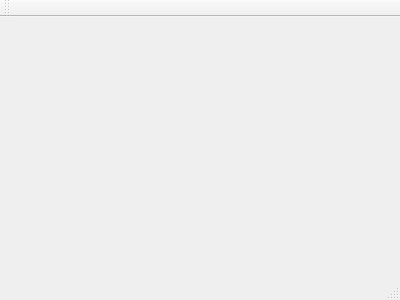
Old version of the form grade_calculator.ui in the repository daynej95/PIC-10C-Assignment-2.
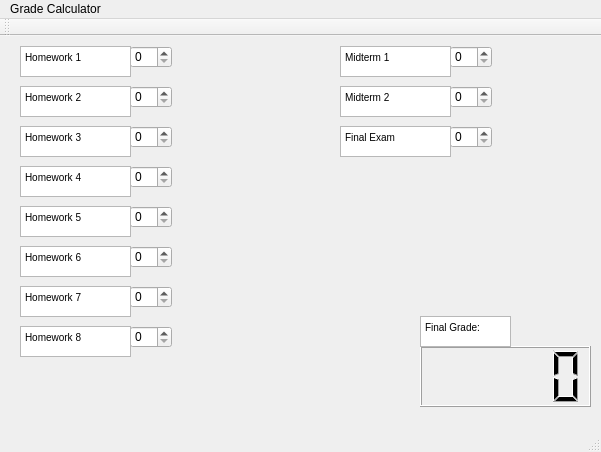
New version of the form.

Commit message:
Updates to grade calculator
Compiles but doesn't work as it should. I'll need to fix it.

What changed in the file:
```diff
--- a/grade_calculator.ui
+++ b/grade_calculator.ui
@@ -1,24 +1,370 @@
 <ui version="4.0">
  <class>grade_calculator</class>
- <widget class="QMainWindow" name="grade_calculator" >
-  <property name="geometry" >
+ <widget class="QMainWindow" name="grade_calculator">
+  <property name="geometry">
    <rect>
     <x>0</x>
     <y>0</y>
-    <width>400</width>
-    <height>300</height>
+    <width>601</width>
+    <height>452</height>
    </rect>
   </property>
   <property name="windowTitle" >
    <string>grade_calculator</string>
   </property>
-  <widget class="QMenuBar" name="menuBar" />
-  <widget class="QToolBar" name="mainToolBar" />
-  <widget class="QWidget" name="centralWidget" />
-  <widget class="QStatusBar" name="statusBar" />
+  <widget class="QWidget" name="centralWidget">
+   <widget class="QSpinBox" name="spinBox_2">
+    <property name="geometry">
+     <rect>
+      <x>130</x>
+      <y>10</y>
+      <width>42</width>
+      <height>22</height>
+     </rect>
+    </property>
+   </widget>
+   <widget class="QLCDNumber" name="lcdNumber">
+    <property name="geometry">
+     <rect>
+      <x>420</x>
+      <y>310</y>
+      <width>171</width>
+      <height>61</height>
+     </rect>
+    </property>
+   </widget>
+   <widget class="QTextEdit" name="textEdit">
+    <property name="geometry">
+     <rect>
+      <x>20</x>
+      <y>10</y>
+      <width>111</width>
+      <height>31</height>
+     </rect>
+    </property>
+    <property name="html">
+     <string>&lt;!DOCTYPE HTML PUBLIC &quot;-//W3C//DTD HTML 4.0//EN&quot; &quot;http://www.w3.org/TR/REC-html40/strict.dtd&quot;&gt;
+&lt;html&gt;&lt;head&gt;&lt;meta name=&quot;qrichtext&quot; content=&quot;1&quot; /&gt;&lt;style type=&quot;text/css&quot;&gt;
+p, li { white-space: pre-wrap; }
+&lt;/style&gt;&lt;/head&gt;&lt;body style=&quot; font-family:'MS Shell Dlg 2'; font-size:7.8pt; font-weight:400; font-style:normal;&quot;&gt;
+&lt;p style=&quot; margin-top:0px; margin-bottom:0px; margin-left:0px; margin-right:0px; -qt-block-indent:0; text-indent:0px;&quot;&gt;Homework 1&lt;/p&gt;&lt;/body&gt;&lt;/html&gt;</string>
+    </property>
+   </widget>
+   <widget class="QSpinBox" name="spinBox_3">
+    <property name="geometry">
+     <rect>
+      <x>130</x>
+      <y>50</y>
+      <width>42</width>
+      <height>22</height>
+     </rect>
+    </property>
+   </widget>
+   <widget class="QTextEdit" name="textEdit_2">
+    <property name="geometry">
+     <rect>
+      <x>20</x>
+      <y>50</y>
+      <width>111</width>
+      <height>31</height>
+     </rect>
+    </property>
+    <property name="html">
+     <string>&lt;!DOCTYPE HTML PUBLIC &quot;-//W3C//DTD HTML 4.0//EN&quot; &quot;http://www.w3.org/TR/REC-html40/strict.dtd&quot;&gt;
+&lt;html&gt;&lt;head&gt;&lt;meta name=&quot;qrichtext&quot; content=&quot;1&quot; /&gt;&lt;style type=&quot;text/css&quot;&gt;
+p, li { white-space: pre-wrap; }
+&lt;/style&gt;&lt;/head&gt;&lt;body style=&quot; font-family:'MS Shell Dlg 2'; font-size:7.8pt; font-weight:400; font-style:normal;&quot;&gt;
+&lt;p style=&quot; margin-top:0px; margin-bottom:0px; margin-left:0px; margin-right:0px; -qt-block-indent:0; text-indent:0px;&quot;&gt;Homework 2&lt;/p&gt;&lt;/body&gt;&lt;/html&gt;</string>
+    </property>
+   </widget>
+   <widget class="QSpinBox" name="spinBox_4">
+    <property name="geometry">
+     <rect>
+      <x>130</x>
+      <y>90</y>
+      <width>42</width>
+      <height>22</height>
+     </rect>
+    </property>
+   </widget>
+   <widget class="QTextEdit" name="textEdit_3">
+    <property name="geometry">
+     <rect>
+      <x>20</x>
+      <y>90</y>
+      <width>111</width>
+      <height>31</height>
+     </rect>
+    </property>
+    <property name="html">
+     <string>&lt;!DOCTYPE HTML PUBLIC &quot;-//W3C//DTD HTML 4.0//EN&quot; &quot;http://www.w3.org/TR/REC-html40/strict.dtd&quot;&gt;
+&lt;html&gt;&lt;head&gt;&lt;meta name=&quot;qrichtext&quot; content=&quot;1&quot; /&gt;&lt;style type=&quot;text/css&quot;&gt;
+p, li { white-space: pre-wrap; }
+&lt;/style&gt;&lt;/head&gt;&lt;body style=&quot; font-family:'MS Shell Dlg 2'; font-size:7.8pt; font-weight:400; font-style:normal;&quot;&gt;
+&lt;p style=&quot; margin-top:0px; margin-bottom:0px; margin-left:0px; margin-right:0px; -qt-block-indent:0; text-indent:0px;&quot;&gt;Homework 3&lt;/p&gt;&lt;/body&gt;&lt;/html&gt;</string>
+    </property>
+   </widget>
+   <widget class="QSpinBox" name="spinBox_5">
+    <property name="geometry">
+     <rect>
+      <x>130</x>
+      <y>130</y>
+      <width>42</width>
+      <height>22</height>
+     </rect>
+    </property>
+   </widget>
+   <widget class="QTextEdit" name="textEdit_4">
+    <property name="geometry">
+     <rect>
+      <x>20</x>
+      <y>130</y>
+      <width>111</width>
+      <height>31</height>
+     </rect>
+    </property>
+    <property name="html">
+     <string>&lt;!DOCTYPE HTML PUBLIC &quot;-//W3C//DTD HTML 4.0//EN&quot; &quot;http://www.w3.org/TR/REC-html40/strict.dtd&quot;&gt;
+&lt;html&gt;&lt;head&gt;&lt;meta name=&quot;qrichtext&quot; content=&quot;1&quot; /&gt;&lt;style type=&quot;text/css&quot;&gt;
+p, li { white-space: pre-wrap; }
+&lt;/style&gt;&lt;/head&gt;&lt;body style=&quot; font-family:'MS Shell Dlg 2'; font-size:7.8pt; font-weight:400; font-style:normal;&quot;&gt;
+&lt;p style=&quot; margin-top:0px; margin-bottom:0px; margin-left:0px; margin-right:0px; -qt-block-indent:0; text-indent:0px;&quot;&gt;Homework 4&lt;/p&gt;&lt;/body&gt;&lt;/html&gt;</string>
+    </property>
+   </widget>
+   <widget class="QSpinBox" name="spinBox_6">
+    <property name="geometry">
+     <rect>
+      <x>130</x>
+      <y>170</y>
+      <width>42</width>
+      <height>22</height>
+     </rect>
+    </property>
+   </widget>
+   <widget class="QTextEdit" name="textEdit_5">
+    <property name="geometry">
+     <rect>
+      <x>20</x>
+      <y>170</y>
+      <width>111</width>
+      <height>31</height>
+     </rect>
+    </property>
+    <property name="html">
+     <string>&lt;!DOCTYPE HTML PUBLIC &quot;-//W3C//DTD HTML 4.0//EN&quot; &quot;http://www.w3.org/TR/REC-html40/strict.dtd&quot;&gt;
+&lt;html&gt;&lt;head&gt;&lt;meta name=&quot;qrichtext&quot; content=&quot;1&quot; /&gt;&lt;style type=&quot;text/css&quot;&gt;
+p, li { white-space: pre-wrap; }
+&lt;/style&gt;&lt;/head&gt;&lt;body style=&quot; font-family:'MS Shell Dlg 2'; font-size:7.8pt; font-weight:400; font-style:normal;&quot;&gt;
+&lt;p style=&quot; margin-top:0px; margin-bottom:0px; margin-left:0px; margin-right:0px; -qt-block-indent:0; text-indent:0px;&quot;&gt;Homework 5&lt;/p&gt;&lt;/body&gt;&lt;/html&gt;</string>
+    </property>
+   </widget>
+   <widget class="QSpinBox" name="spinBox_7">
+    <property name="geometry">
+     <rect>
+      <x>130</x>
+      <y>210</y>
+      <width>42</width>
+      <height>22</height>
+     </rect>
+    </property>
+   </widget>
+   <widget class="QTextEdit" name="textEdit_6">
+    <property name="geometry">
+     <rect>
+      <x>20</x>
+      <y>210</y>
+      <width>111</width>
+      <height>31</height>
+     </rect>
+    </property>
+    <property name="html">
+     <string>&lt;!DOCTYPE HTML PUBLIC &quot;-//W3C//DTD HTML 4.0//EN&quot; &quot;http://www.w3.org/TR/REC-html40/strict.dtd&quot;&gt;
+&lt;html&gt;&lt;head&gt;&lt;meta name=&quot;qrichtext&quot; content=&quot;1&quot; /&gt;&lt;style type=&quot;text/css&quot;&gt;
+p, li { white-space: pre-wrap; }
+&lt;/style&gt;&lt;/head&gt;&lt;body style=&quot; font-family:'MS Shell Dlg 2'; font-size:7.8pt; font-weight:400; font-style:normal;&quot;&gt;
+&lt;p style=&quot; margin-top:0px; margin-bottom:0px; margin-left:0px; margin-right:0px; -qt-block-indent:0; text-indent:0px;&quot;&gt;Homework 6&lt;/p&gt;&lt;/body&gt;&lt;/html&gt;</string>
+    </property>
+   </widget>
+   <widget class="QSpinBox" name="spinBox_8">
+    <property name="geometry">
+     <rect>
+      <x>130</x>
+      <y>250</y>
+      <width>42</width>
+      <height>22</height>
+     </rect>
+    </property>
+   </widget>
+   <widget class="QTextEdit" name="textEdit_7">
+    <property name="geometry">
+     <rect>
+      <x>20</x>
+      <y>250</y>
+      <width>111</width>
+      <height>31</height>
+     </rect>
+    </property>
+    <property name="html">
+     <string>&lt;!DOCTYPE HTML PUBLIC &quot;-//W3C//DTD HTML 4.0//EN&quot; &quot;http://www.w3.org/TR/REC-html40/strict.dtd&quot;&gt;
+&lt;html&gt;&lt;head&gt;&lt;meta name=&quot;qrichtext&quot; content=&quot;1&quot; /&gt;&lt;style type=&quot;text/css&quot;&gt;
+p, li { white-space: pre-wrap; }
+&lt;/style&gt;&lt;/head&gt;&lt;body style=&quot; font-family:'MS Shell Dlg 2'; font-size:7.8pt; font-weight:400; font-style:normal;&quot;&gt;
+&lt;p style=&quot; margin-top:0px; margin-bottom:0px; margin-left:0px; margin-right:0px; -qt-block-indent:0; text-indent:0px;&quot;&gt;Homework 7&lt;/p&gt;&lt;/body&gt;&lt;/html&gt;</string>
+    </property>
+   </widget>
+   <widget class="QSpinBox" name="spinBox_9">
+    <property name="geometry">
+     <rect>
+      <x>130</x>
+      <y>290</y>
+      <width>42</width>
+      <height>22</height>
+     </rect>
+    </property>
+   </widget>
+   <widget class="QTextEdit" name="textEdit_8">
+    <property name="geometry">
+     <rect>
+      <x>20</x>
+      <y>290</y>
+      <width>111</width>
+      <height>31</height>
+     </rect>
+    </property>
+    <property name="html">
+     <string>&lt;!DOCTYPE HTML PUBLIC &quot;-//W3C//DTD HTML 4.0//EN&quot; &quot;http://www.w3.org/TR/REC-html40/strict.dtd&quot;&gt;
+&lt;html&gt;&lt;head&gt;&lt;meta name=&quot;qrichtext&quot; content=&quot;1&quot; /&gt;&lt;style type=&quot;text/css&quot;&gt;
+p, li { white-space: pre-wrap; }
+&lt;/style&gt;&lt;/head&gt;&lt;body style=&quot; font-family:'MS Shell Dlg 2'; font-size:7.8pt; font-weight:400; font-style:normal;&quot;&gt;
+&lt;p style=&quot; margin-top:0px; margin-bottom:0px; margin-left:0px; margin-right:0px; -qt-block-indent:0; text-indent:0px;&quot;&gt;Homework 8&lt;/p&gt;&lt;/body&gt;&lt;/html&gt;</string>
+    </property>
+   </widget>
+   <widget class="QSpinBox" name="spinBox_10">
+    <property name="geometry">
+     <rect>
+      <x>450</x>
+      <y>10</y>
+      <width>42</width>
+      <height>22</height>
+     </rect>
+    </property>
+   </widget>
+   <widget class="QTextEdit" name="textEdit_9">
+    <property name="geometry">
+     <rect>
+      <x>340</x>
+      <y>10</y>
+      <width>111</width>
+      <height>31</height>
+     </rect>
+    </property>
+    <property name="html">
+     <string>&lt;!DOCTYPE HTML PUBLIC &quot;-//W3C//DTD HTML 4.0//EN&quot; &quot;http://www.w3.org/TR/REC-html40/strict.dtd&quot;&gt;
+&lt;html&gt;&lt;head&gt;&lt;meta name=&quot;qrichtext&quot; content=&quot;1&quot; /&gt;&lt;style type=&quot;text/css&quot;&gt;
+p, li { white-space: pre-wrap; }
+&lt;/style&gt;&lt;/head&gt;&lt;body style=&quot; font-family:'MS Shell Dlg 2'; font-size:7.8pt; font-weight:400; font-style:normal;&quot;&gt;
+&lt;p style=&quot; margin-top:0px; margin-bottom:0px; margin-left:0px; margin-right:0px; -qt-block-indent:0; text-indent:0px;&quot;&gt;Midterm 1&lt;/p&gt;&lt;/body&gt;&lt;/html&gt;</string>
+    </property>
+   </widget>
+   <widget class="QSpinBox" name="spinBox_11">
+    <property name="geometry">
+     <rect>
+      <x>450</x>
+      <y>50</y>
+      <width>42</width>
+      <height>22</height>
+     </rect>
+    </property>
+   </widget>
+   <widget class="QTextEdit" name="textEdit_10">
+    <property name="geometry">
+     <rect>
+      <x>340</x>
+      <y>50</y>
+      <width>111</width>
+      <height>31</height>
+     </rect>
+    </property>
+    <property name="html">
+     <string>&lt;!DOCTYPE HTML PUBLIC &quot;-//W3C//DTD HTML 4.0//EN&quot; &quot;http://www.w3.org/TR/REC-html40/strict.dtd&quot;&gt;
+&lt;html&gt;&lt;head&gt;&lt;meta name=&quot;qrichtext&quot; content=&quot;1&quot; /&gt;&lt;style type=&quot;text/css&quot;&gt;
+p, li { white-space: pre-wrap; }
+&lt;/style&gt;&lt;/head&gt;&lt;body style=&quot; font-family:'MS Shell Dlg 2'; font-size:7.8pt; font-weight:400; font-style:normal;&quot;&gt;
+&lt;p style=&quot; margin-top:0px; margin-bottom:0px; margin-left:0px; margin-right:0px; -qt-block-indent:0; text-indent:0px;&quot;&gt;Midterm 2&lt;/p&gt;&lt;/body&gt;&lt;/html&gt;</string>
+    </property>
+   </widget>
+   <widget class="QSpinBox" name="spinBox_12">
+    <property name="geometry">
+     <rect>
+      <x>450</x>
+      <y>90</y>
+      <width>42</width>
+      <height>22</height>
+     </rect>
+    </property>
+   </widget>
+   <widget class="QTextEdit" name="textEdit_11">
+    <property name="geometry">
+     <rect>
+      <x>340</x>
+      <y>90</y>
+      <width>111</width>
+      <height>31</height>
+     </rect>
+    </property>
+    <property name="html">
+     <string>&lt;!DOCTYPE HTML PUBLIC &quot;-//W3C//DTD HTML 4.0//EN&quot; &quot;http://www.w3.org/TR/REC-html40/strict.dtd&quot;&gt;
+&lt;html&gt;&lt;head&gt;&lt;meta name=&quot;qrichtext&quot; content=&quot;1&quot; /&gt;&lt;style type=&quot;text/css&quot;&gt;
+p, li { white-space: pre-wrap; }
+&lt;/style&gt;&lt;/head&gt;&lt;body style=&quot; font-family:'MS Shell Dlg 2'; font-size:7.8pt; font-weight:400; font-style:normal;&quot;&gt;
+&lt;p style=&quot; margin-top:0px; margin-bottom:0px; margin-left:0px; margin-right:0px; -qt-block-indent:0; text-indent:0px;&quot;&gt;Final Exam&lt;/p&gt;&lt;/body&gt;&lt;/html&gt;</string>
+    </property>
+   </widget>
+   <widget class="QTextBrowser" name="textBrowser">
+    <property name="geometry">
+     <rect>
+      <x>420</x>
+      <y>280</y>
+      <width>91</width>
+      <height>31</height>
+     </rect>
+    </property>
+    <property name="html">
+     <string>&lt;!DOCTYPE HTML PUBLIC &quot;-//W3C//DTD HTML 4.0//EN&quot; &quot;http://www.w3.org/TR/REC-html40/strict.dtd&quot;&gt;
+&lt;html&gt;&lt;head&gt;&lt;meta name=&quot;qrichtext&quot; content=&quot;1&quot; /&gt;&lt;style type=&quot;text/css&quot;&gt;
+p, li { white-space: pre-wrap; }
+&lt;/style&gt;&lt;/head&gt;&lt;body style=&quot; font-family:'MS Shell Dlg 2'; font-size:7.8pt; font-weight:400; font-style:normal;&quot;&gt;
+&lt;p style=&quot; margin-top:0px; margin-bottom:0px; margin-left:0px; margin-right:0px; -qt-block-indent:0; text-indent:0px;&quot;&gt;Final Grade:&lt;/p&gt;&lt;/body&gt;&lt;/html&gt;</string>
+    </property>
+   </widget>
+  </widget>
+  <widget class="QMenuBar" name="menuBar">
+   <property name="geometry">
+    <rect>
+     <x>0</x>
+     <y>0</y>
+     <width>601</width>
+     <height>26</height>
+    </rect>
+   </property>
+   <widget class="QMenu" name="menuGrade_Calculator">
+    <property name="title">
+     <string>Grade Calculator</string>
+    </property>
+   </widget>
+   <addaction name="menuGrade_Calculator"/>
+  </widget>
+  <widget class="QToolBar" name="mainToolBar">
+   <attribute name="toolBarArea">
+    <enum>TopToolBarArea</enum>
+   </attribute>
+   <attribute name="toolBarBreak">
+    <bool>false</bool>
+   </attribute>
+  </widget>
+  <widget class="QStatusBar" name="statusBar"/>
  </widget>
- <layoutDefault spacing="6" margin="11" />
- <pixmapfunction></pixmapfunction>
+ <layoutdefault spacing="6" margin="11"/>
  <resources/>
  <connections/>
 </ui>
```
Left out of the diff: 3 changed lines with no effect on the pictures. The commit also changes 2 other files.
